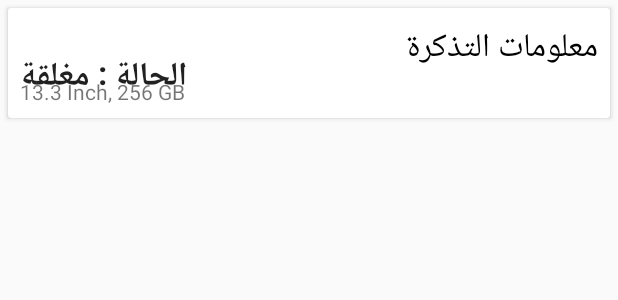
After one commit to hananHA/rdm-android, an Android app: the layout list_ticket.xml on its own in the app's theme, with its tools: preview values and no code run, on a phone screen of 412 x 824 dp. The commit adds this screen. Shown: the top 300 px of the screen. Run offline under Robolectric (Android 15) with nearby library versions, the phone set to English and light mode, and no system bars.

Commit message:
list ticket function with simple xml ^_^

```diff
--- a/app/src/main/AndroidManifest.xml
+++ b/app/src/main/AndroidManifest.xml
@@ -32,7 +32,7 @@
                 android:resource="@xml/provider_paths" />
         </provider>
 
-        <activity android:name=".activities.ticketList" />
+        <activity android:name=".activities.TicketListActivity" />
 
         <meta-data
             android:name="com.google.android.gms.version"
--- a/app/src/main/java/com/example/rdm/api/Neighborhood.java
+++ b/app/src/main/java/com/example/rdm/Model/Neighborhood.java
@@ -1,4 +1,4 @@
-package com.example.rdm.api;
+package com.example.rdm.Model;
 
 import com.google.gson.annotations.SerializedName;
 
--- a/app/src/main/java/com/example/rdm/api/User.java
+++ b/app/src/main/java/com/example/rdm/Model/User.java
@@ -1,4 +1,4 @@
-package com.example.rdm.api;
+package com.example.rdm.Model;
 
 import com.google.gson.annotations.Expose;
 import com.google.gson.annotations.SerializedName;
--- a/app/src/main/java/com/example/rdm/activities/LoginActivity.java
+++ b/app/src/main/java/com/example/rdm/activities/LoginActivity.java
@@ -3,7 +3,6 @@ package com.example.rdm.activities;
 import android.content.Intent;
 import android.content.SharedPreferences;
 import android.os.Bundle;
-import android.util.Log;
 import android.view.View;
 import android.widget.Button;
 import android.widget.EditText;
@@ -14,13 +13,11 @@ import androidx.appcompat.app.AppCompatActivity;
 
 import com.example.rdm.Model.App;
 import com.example.rdm.R;
-import com.example.rdm.api.User;
+import com.example.rdm.Model.User;
 import com.example.rdm.api.UserClient;
 
 import org.json.JSONObject;
 
-import okhttp3.OkHttpClient;
-import okhttp3.logging.HttpLoggingInterceptor;
 import retrofit2.Call;
 import retrofit2.Callback;
 import retrofit2.Response;
--- /dev/null
+++ b/app/src/main/res/layout/list_ticket.xml
@@ -0,0 +1,65 @@
+<?xml version="1.0" encoding="utf-8"?>
+<LinearLayout xmlns:android="http://schemas.android.com/apk/res/android"
+    xmlns:app="http://schemas.android.com/apk/res-auto"
+    xmlns:tools="http://schemas.android.com/tools"
+    android:layout_width="match_parent"
+    android:layout_height="wrap_content"
+    android:orientation="vertical">
+
+    <androidx.cardview.widget.CardView
+        android:layout_width="match_parent"
+        android:layout_height="wrap_content"
+        android:layout_margin="5dp">
+
+        <androidx.constraintlayout.widget.ConstraintLayout
+            android:id="@+id/relativeLayout"
+            android:layout_width="match_parent"
+            android:layout_height="wrap_content"
+            android:padding="8dp">
+
+
+            <TextView
+                android:id="@+id/ticketInfo"
+                android:layout_width="wrap_content"
+                android:layout_height="wrap_content"
+
+                android:text="معلومات التذكرة"
+                android:textAppearance="@style/Base.TextAppearance.AppCompat.Large"
+                android:textColor="#000000"
+                app:layout_constraintBottom_toBottomOf="parent"
+                app:layout_constraintEnd_toEndOf="parent"
+                app:layout_constraintHorizontal_bias="1.0"
+                app:layout_constraintStart_toStartOf="parent"
+                app:layout_constraintTop_toTopOf="parent"
+                app:layout_constraintVertical_bias="0.035" />
+
+            <TextView
+                android:id="@+id/date"
+                android:layout_width="wrap_content"
+                android:layout_height="wrap_content"
+                android:layout_below="@id/ticketInfo"
+                android:text="13.3 Inch, 256 GB"
+                android:textAppearance="@style/Base.TextAppearance.AppCompat.Small"
+                app:layout_constraintBottom_toBottomOf="parent"
+                app:layout_constraintTop_toBottomOf="@+id/ticketInfo"
+                tools:layout_editor_absoluteX="264dp" />
+
+            <TextView
+                android:id="@+id/status"
+                android:layout_width="wrap_content"
+                android:layout_height="wrap_content"
+                android:text="الحالة : مغلقة"
+                android:textAppearance="@style/Base.TextAppearance.AppCompat.Large"
+                android:textStyle="bold"
+                app:layout_constraintBottom_toBottomOf="parent"
+                app:layout_constraintEnd_toStartOf="@+id/textViewShortDesc"
+                app:layout_constraintHorizontal_bias="0.024"
+                app:layout_constraintStart_toStartOf="parent"
+                app:layout_constraintTop_toTopOf="parent"
+                app:layout_constraintVertical_bias="1.0" />
+
+        </androidx.constraintlayout.widget.ConstraintLayout>
+
+    </androidx.cardview.widget.CardView>
+
+</LinearLayout>
```
Also changed, not shown: app/build.gradle (+9 -0 lines), app/src/main/java/com/example/rdm/Model/App.java (+1 -16 lines), app/src/main/java/com/example/rdm/Model/GetClassCode.java (deleted, +0 -28 lines), app/src/main/java/com/example/rdm/Model/TicketList.java (added, +29 -0 lines), app/src/main/java/com/example/rdm/Model/TicketListAdapter.java (added, +71 -0 lines), app/src/main/java/com/example/rdm/activities/MainActivity.java (+20 -4 lines), app/src/main/java/com/example/rdm/activities/RegisterActivity.java (+1 -8 lines), app/src/main/java/com/example/rdm/activities/SplashActivity.java (+49 -5 lines), app/src/main/java/com/example/rdm/activities/TicketListActivity.java (added, +83 -0 lines), app/src/main/java/com/example/rdm/activities/ticketList.java (deleted, +0 -16 lines), app/src/main/java/com/example/rdm/api/UserClient.java (+1 -7 lines), app/src/main/res/layout/activity_ticket_list.xml (+11 -20 lines).
